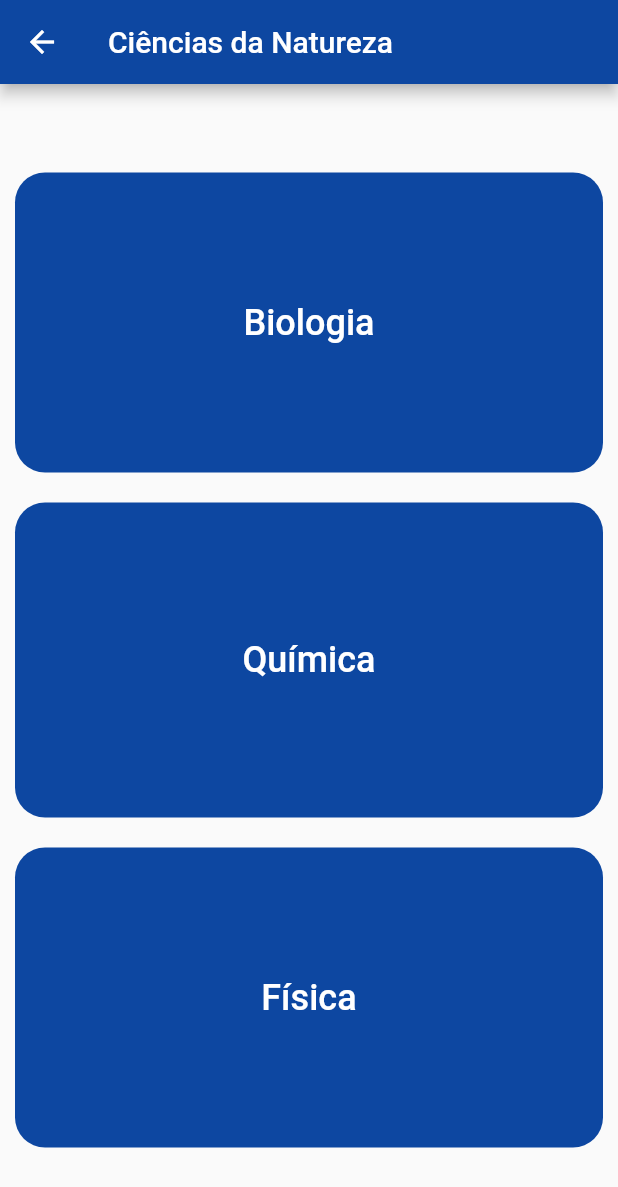
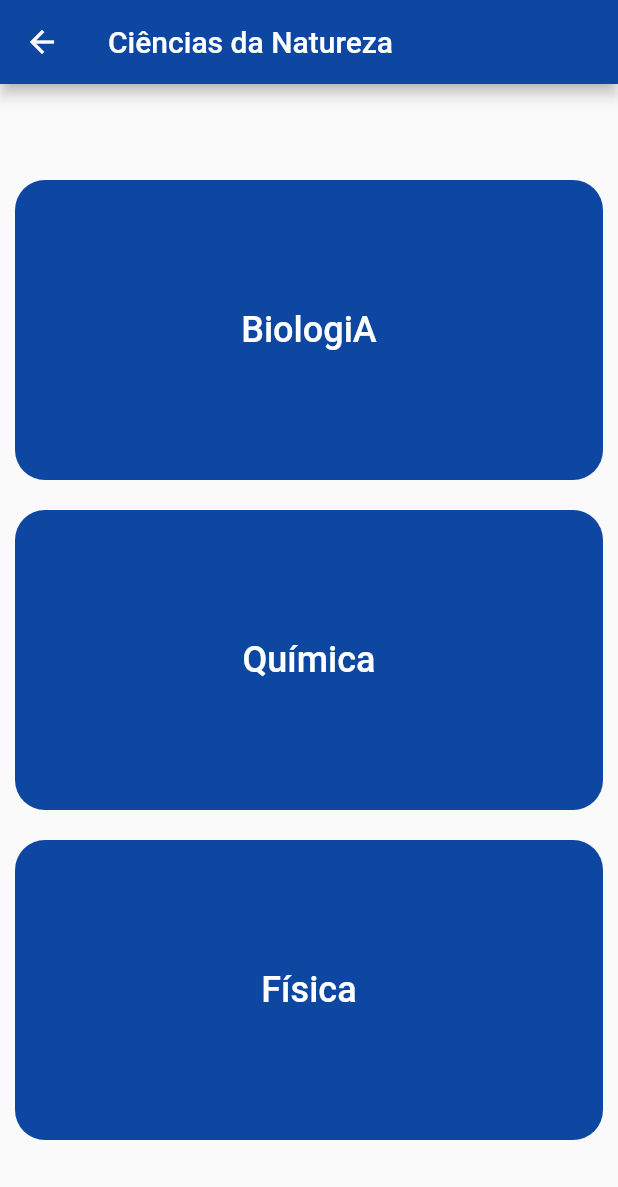
Before and after one commit to emilyshaas/app_learnFy, a Flutter app: the Ciencia screen opened directly, on a phone screen of 412 x 824 dp. Shown: the top 1187 px of the screen. Run offline on Flutter 3.47's test engine with Material 2 defaults, Android fonts, the phone set to English and light mode, and no system bars; our stand-ins replace shared_preferences; missing offline and left inert: dart:js; accounts and stored records are empty.

Commit message:
Mudando o tamanho do container e letra

```diff
--- a/lib/ciencia.dart
+++ b/lib/ciencia.dart
@@ -25,7 +25,7 @@ class Ciencia extends StatelessWidget {
                   onPressed: () {
                   },
                   child: Text(
-                    'Biologia',
+                    'BiologiA',
                     style: TextStyle(fontSize: 24),
                   ),
                   style: ElevatedButton.styleFrom(
@@ -39,7 +39,7 @@ class Ciencia extends StatelessWidget {
               ),
               Container(
                 width: 500,
-                height: 210,
+                height: 200,
                 margin: EdgeInsets.all(10),
                 decoration: BoxDecoration(
                   borderRadius: BorderRadius.circular(20),
```
